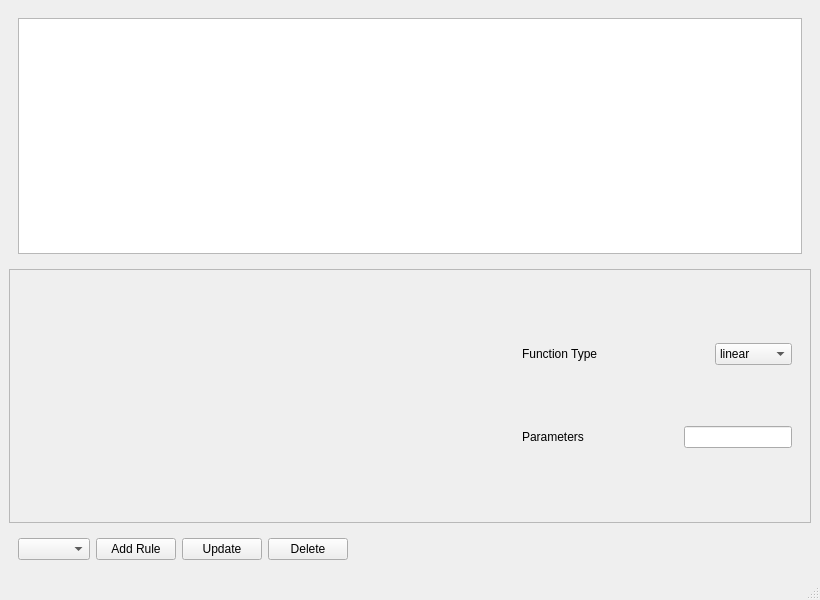
The window that design/rule_sugeno.ui (bbaltuntas/tubitak-fuzzy) describes before a commit, drawn with Qt 5.
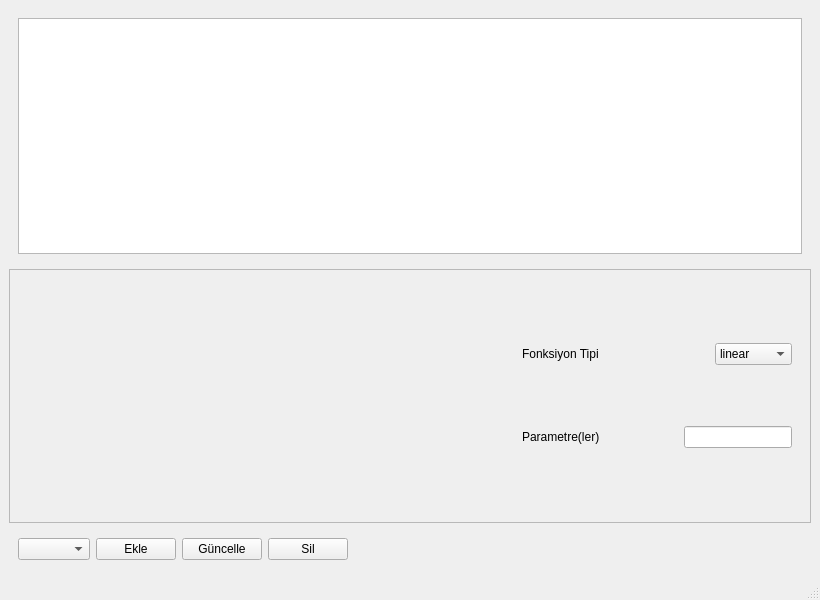
The same window after the commit.

```diff
--- a/design/rule_sugeno.ui
+++ b/design/rule_sugeno.ui
@@ -79,7 +79,7 @@
               <item row="0" column="0">
                <widget class="QLabel" name="label">
                 <property name="text">
-                 <string>Function Type</string>
+                 <string>Fonksiyon Tipi</string>
                 </property>
                </widget>
               </item>
@@ -106,7 +106,7 @@
               <item row="1" column="0">
                <widget class="QLabel" name="label_2">
                 <property name="text">
-                 <string>Parameters</string>
+                 <string>Parametre(ler)</string>
                 </property>
                </widget>
               </item>
@@ -150,7 +150,7 @@
             </sizepolicy>
            </property>
            <property name="text">
-            <string>Add Rule</string>
+            <string>Ekle</string>
            </property>
           </widget>
          </item>
@@ -163,14 +163,14 @@
             </sizepolicy>
            </property>
            <property name="text">
-            <string>Update</string>
+            <string>Güncelle</string>
            </property>
           </widget>
          </item>
          <item>
           <widget class="QPushButton" name="delete_button">
            <property name="text">
-            <string>Delete</string>
+            <string>Sil</string>
            </property>
           </widget>
          </item>
```
